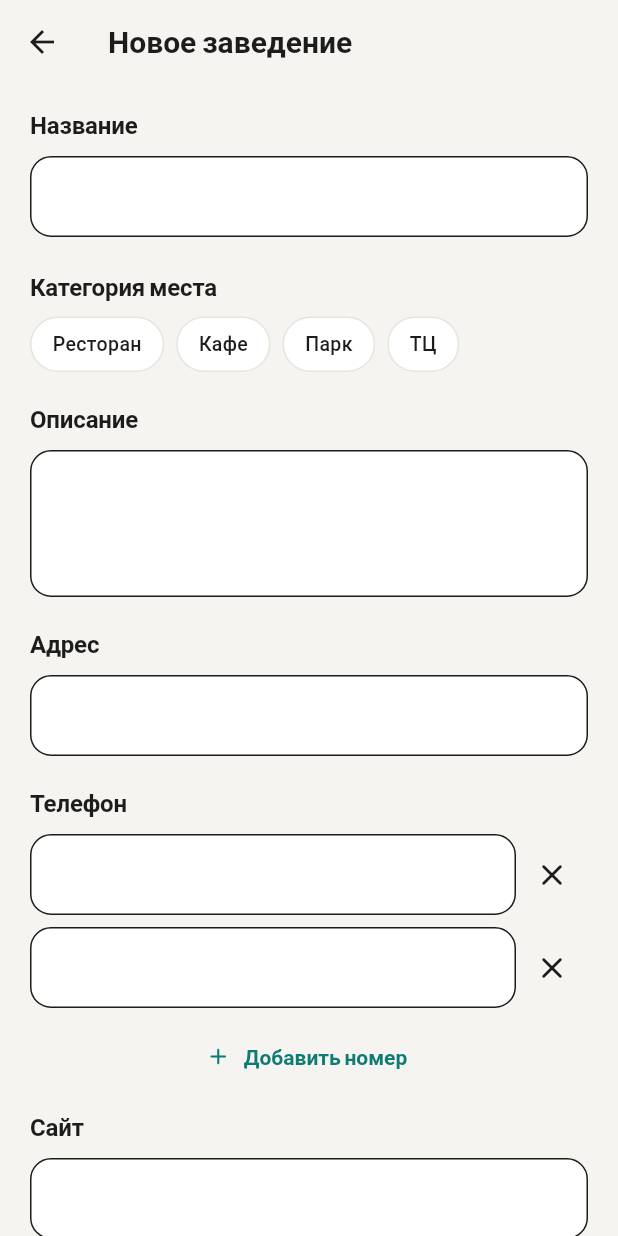
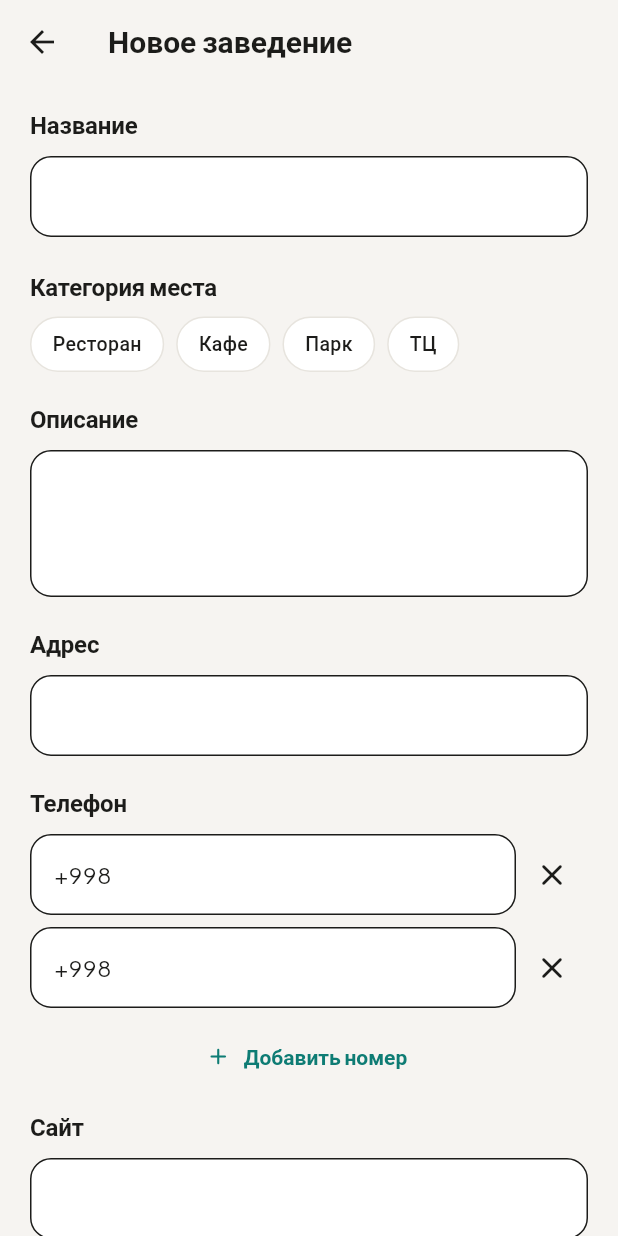
Before and after one commit to d44584131-bit/Tavsiya-MVP, a Flutter app: the BusinessPlaceFormScreen screen opened directly, after a tap on "Добавить номер", on a phone screen of 412 x 824 dp. Run offline on Flutter 3.47's test engine with Material 3 defaults, Android fonts, the phone set to English and light mode, and no system bars; our stand-ins replace google_fonts, image_picker, permission_handler, shared_preferences, supabase_flutter; accounts and stored records are empty.

Commit message:
Prefill +998 country code for new place phone number fields
Every new phone field (the initial one, and each added via "+")
now starts pre-filled with the Uzbekistan country code so the owner
only has to type the local number; fields left untouched are
excluded from what gets saved.

Co-Authored-By: Claude Sonnet 5 <noreply@anthropic.com>

```diff
--- a/lib/screens/business/business_place_form_screen.dart
+++ b/lib/screens/business/business_place_form_screen.dart
@@ -29,9 +29,15 @@ class _BusinessPlaceFormScreenState extends State<BusinessPlaceFormScreen> {
   final _addressController = TextEditingController();
   // Несколько номеров телефона хранятся в одной текстовой колонке `phone`
   // через запятую — без отдельной таблицы/миграции.
+  static const _phoneCountryCode = '+998 ';
   final List<TextEditingController> _phoneControllers = [
-    TextEditingController()
+    _newPhoneController()
   ];
+
+  static TextEditingController _newPhoneController([String? text]) =>
+      TextEditingController(text: text ?? _phoneCountryCode)
+        ..selection = TextSelection.collapsed(
+            offset: (text ?? _phoneCountryCode).length);
   final _websiteController = TextEditingController();
   String? _category;
   String? _priceLevel;
@@ -75,8 +81,8 @@ class _BusinessPlaceFormScreenState extends State<BusinessPlaceFormScreen> {
         _phoneControllers
           ..clear()
           ..addAll(phones.isEmpty
-              ? [TextEditingController()]
-              : phones.map((p) => TextEditingController(text: p)));
+              ? [_newPhoneController()]
+              : phones.map((p) => _newPhoneController(p)));
         _websiteController.text = place.website ?? '';
         _category = place.category;
         _priceLevel = place.priceLevel;
@@ -110,7 +116,7 @@ class _BusinessPlaceFormScreenState extends State<BusinessPlaceFormScreen> {
       _nameController.text.trim().isNotEmpty && _category != null;
 
   void _addPhoneField() =>
-      setState(() => _phoneControllers.add(TextEditingController()));
+      setState(() => _phoneControllers.add(_newPhoneController()));
 
   void _removePhoneField(int index) => setState(() {
         _phoneControllers[index].dispose();
@@ -163,7 +169,7 @@ class _BusinessPlaceFormScreenState extends State<BusinessPlaceFormScreen> {
     final address = _addressController.text.trim();
     final phone = _phoneControllers
         .map((c) => c.text.trim())
-        .where((p) => p.isNotEmpty)
+        .where((p) => p.isNotEmpty && p != _phoneCountryCode.trim())
         .join(', ');
     final website = _websiteController.text.trim();
     try {
```
